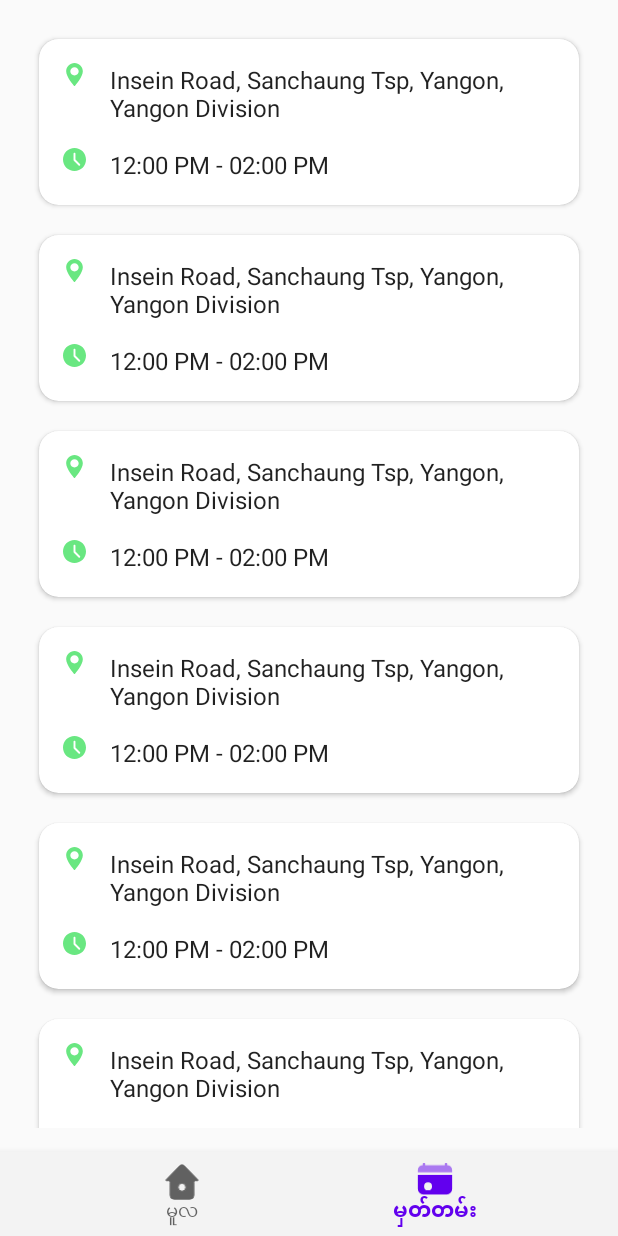
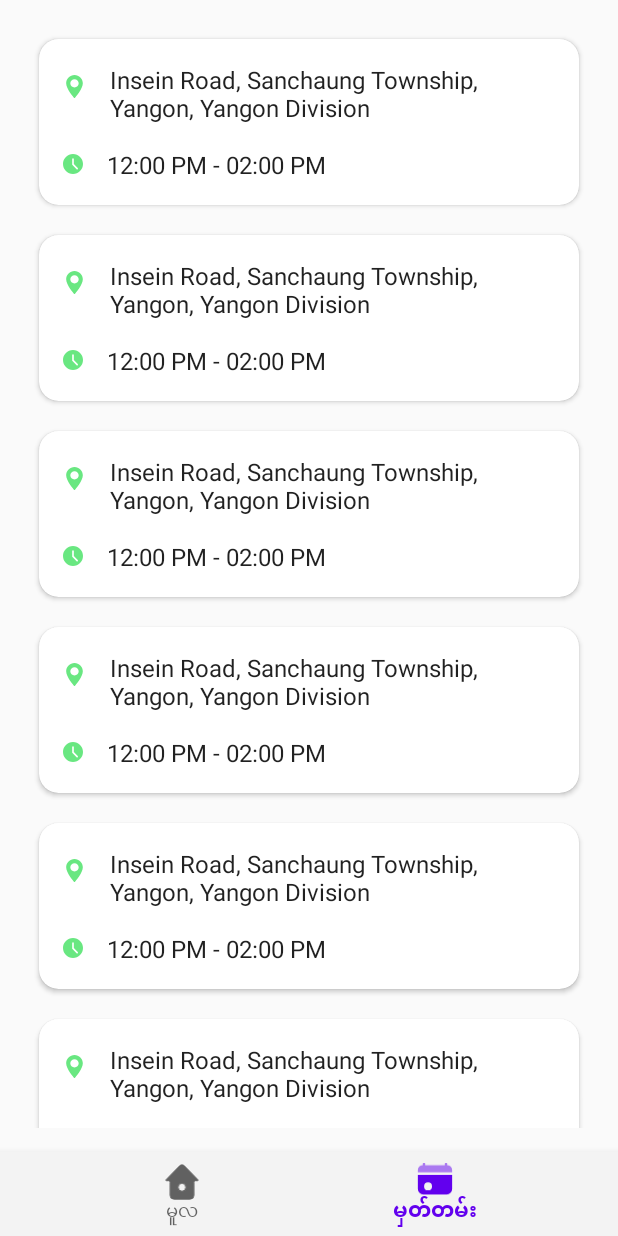
Before and after one commit to HeinHtetZaw99/LocationTracker, an Android app: the screen it shows after launch (MainActivity), item 2 of the bottom bar chosen, on a phone screen of 412 x 824 dp. Run offline under Robolectric (Android 15) with nearby library versions, the phone set to English and light mode, and no system bars; our stand-ins replace Dagger/Hilt's generated code, Room's generated code, RxJava, Timber; libraries missing offline, so code that uses them is left out: com.readystatesoftware.chuck, fr.arnaudguyon.xmltojsonlib, io.socket.client; pictures from the network do not load; 4 statements that could not run were skipped.

Commit message:
UI fixes

```diff
--- a/app/src/main/java/com/locationtracker/fragments/dummy/DummyContent.kt
+++ b/app/src/main/java/com/locationtracker/fragments/dummy/DummyContent.kt
@@ -27,7 +27,7 @@ object DummyContent {
         // Add some sample items.
         for (i in 1..COUNT) {
             addItem(DummyItem(i.toString(),
-                "Insein Road, Sanchaung Tsp, Yangon, Yangon Division",
+                "Insein Road, Sanchaung Township, Yangon, Yangon Division",
                 "12:00 PM - 02:00 PM"))
         }
     }
--- a/app/src/main/res/layout/fragment_location_history.xml
+++ b/app/src/main/res/layout/fragment_location_history.xml
@@ -20,7 +20,8 @@
                 android:layout_width="15dp"
                 android:layout_height="15dp"
                 android:src="@drawable/ic_pin"
-                android:layout_margin="@dimen/text_margin"/>
+                android:layout_marginTop="24dp"
+                android:layout_marginHorizontal="@dimen/text_margin"/>
 
             <TextView
                 android:id="@+id/address"
@@ -36,11 +37,11 @@
             android:orientation="horizontal">
 
             <ImageView
-                android:layout_width="15dp"
-                android:layout_height="15dp"
+                android:layout_width="13dp"
+                android:layout_height="13dp"
                 android:src="@drawable/ic_clock"
-                android:layout_marginHorizontal="@dimen/text_margin"
-                android:layout_marginBottom="@dimen/text_margin"/>
+                android:layout_marginTop="4dp"
+                android:layout_marginHorizontal="@dimen/text_margin"/>
 
             <TextView
                 android:id="@+id/time_interval"
```
